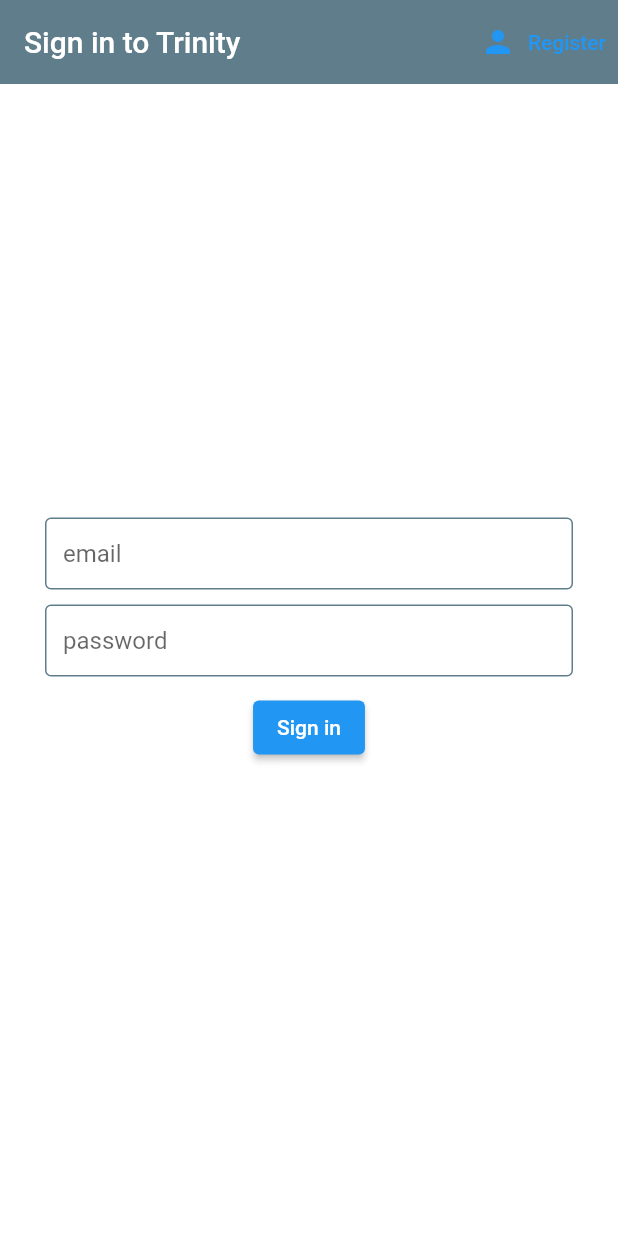
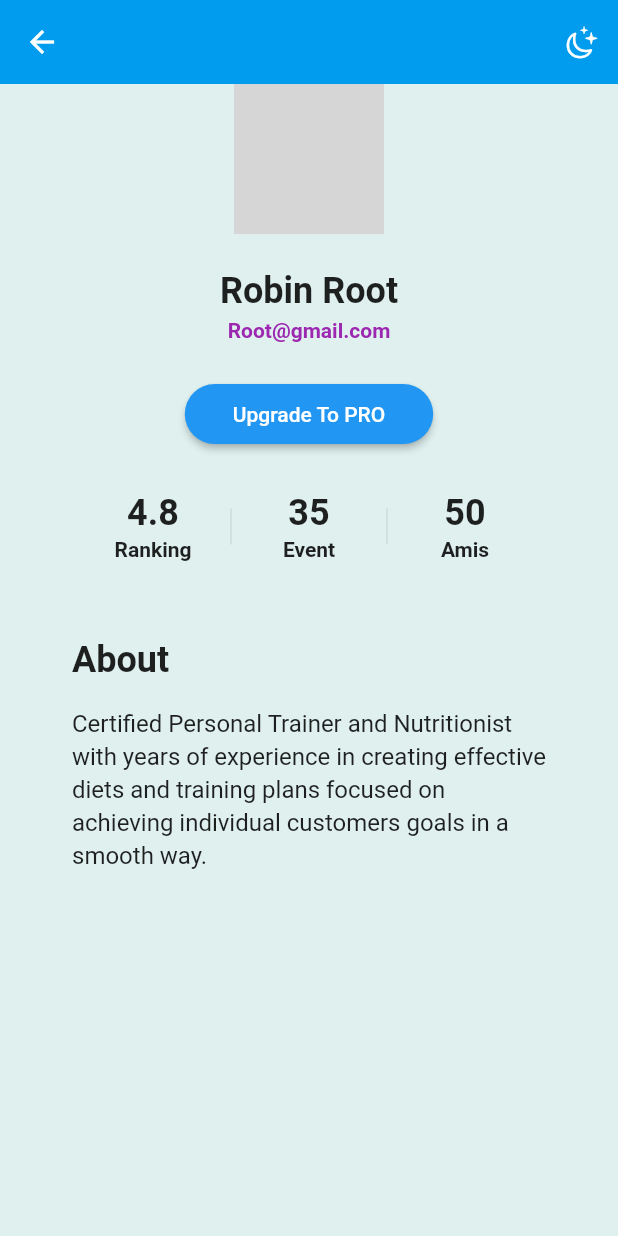
Before and after one commit to Kierha/flutterFirebaseTest, a Flutter app: the screen it shows after launch, on a phone screen of 412 x 824 dp. Run offline on Flutter 3.47's test engine with Material 2 defaults, Android fonts, the phone set to English and light mode, and no system bars; our stand-ins replace animated_theme_switcher, firebase_auth, firebase_core, flutter_spinkit; accounts and stored records are empty; network calls fail; statements that could not run were skipped; grey boxes are pictures that could not be loaded.

Commit message:
Edit progil and theme dark

```diff
--- a/lib/main.dart
+++ b/lib/main.dart
@@ -1,30 +1,42 @@
 import 'package:firebase_core/firebase_core.dart';
 import 'package:flutter/material.dart';
-import 'package:provider/provider.dart';
+
 import 'package:trinityauth/screens/authentificate/authentificate_screen.dart';
 import 'package:trinityauth/screens/splashscreen_wrapper.dart';
 import 'package:trinityauth/services/authentification.dart';
+import 'package:trinityauth/themes.dart';
+import 'package:trinityauth/utils/user_preferences.dart';
+import 'common/models/user.dart';
+import 'package:animated_theme_switcher/animated_theme_switcher.dart';
+import 'package:flutter/material.dart';
+import 'package:flutter/services.dart';
+import 'package:trinityauth/page/profile_page.dart';
 
-import 'common/models/user.dart';
+Future main() async {
+  WidgetsFlutterBinding.ensureInitialized();
+  await SystemChrome.setPreferredOrientations([
+    DeviceOrientation.portraitUp,
+    DeviceOrientation.portraitDown,
+  ]);
 
-void main() async {
-  WidgetsFlutterBinding.ensureInitialized();
-  await Firebase.initializeApp();
-  runApp(const MyApp());
+  runApp(MyApp());
 }
 
 class MyApp extends StatelessWidget {
-  const MyApp({Key? key}) : super(key: key);
+  static final String title = 'User Profile';
 
   @override
   Widget build(BuildContext context) {
-    return StreamProvider<AppUser?>.value(
-      value: AuthentificationService().user,
-      initialData: null,
-      child: MaterialApp(
-        home: const SplashScreenWrapper(),
-        theme: ThemeData(
-          primaryColorDark: Colors.black,
+    final user = UserPreferences.myUser;
+
+    return ThemeProvider(
+      initTheme: user.isDarkMode ? MyThemes.darkTheme : MyThemes.lightTheme,
+      child: Builder(
+        builder: (context) => MaterialApp(
+          debugShowCheckedModeBanner: false,
+          theme: ThemeProvider
+          title: title,
+          home: ProfilePage(),
         ),
       ),
     );
--- /dev/null
+++ b/lib/model/user.dart
@@ -0,0 +1,15 @@
+class User {
+  final String imagePath;
+  final String name;
+  final String email;
+  final String about;
+  final bool isDarkMode;
+
+  const User({
+    required this.imagePath,
+    required this.name,
+    required this.email,
+    required this.about,
+    required this.isDarkMode,
+  });
+}
--- /dev/null
+++ b/lib/page/profile_page.dart
@@ -0,0 +1,79 @@
+import 'package:flutter/cupertino.dart';
+import 'package:flutter/material.dart';
+import 'package:trinityauth/model/user.dart';
+import 'package:trinityauth/utils/user_preferences.dart';
+import 'package:trinityauth/widget/appbar_widget.dart';
+import 'package:trinityauth/widget/button_widget.dart';
+import 'package:trinityauth/widget/numbers_widget.dart';
+import 'package:trinityauth/widget/profile_widget.dart';
+
+class ProfilePage extends StatefulWidget {
+  @override
+  _ProfilePageState createState() => _ProfilePageState();
+}
+
+class _ProfilePageState extends State<ProfilePage> {
+  @override
+  Widget build(BuildContext context) {
+    final user = UserPreferences.myUser;
+
+    return Scaffold(
+      backgroundColor: Color.fromARGB(255, 223, 240, 239),
+      appBar: buildAppBar(context),
+      body: ListView(
+        physics: BouncingScrollPhysics(),
+        children: [
+          ProfileWidget(
+            imagePath: user.imagePath,
+            onClicked: () async {},
+          ),
+          const SizedBox(height: 24),
+          buildName(user),
+          const SizedBox(height: 24),
+          Center(child: buildUpgradeButton()),
+          const SizedBox(height: 24),
+          NumbersWidget(),
+          const SizedBox(height: 48),
+          buildAbout(user),
+        ],
+      ),
+    );
+  }
+
+  Widget buildName(User user) => Column(
+        children: [
+          Text(
+            user.name,
+            style: TextStyle(fontWeight: FontWeight.bold, fontSize: 24),
+          ),
+          const SizedBox(height: 4),
+          Text(
+            user.email,
+            style: TextStyle(color: Colors.purple, fontWeight: FontWeight.bold),
+          )
+        ],
+      );
+
+  Widget buildUpgradeButton() => ButtonWidget(
+        text: 'Upgrade To PRO',
+        onClicked: () {},
+      );
+
+  Widget buildAbout(User user) => Container(
+        padding: EdgeInsets.symmetric(horizontal: 48),
+        child: Column(
+          crossAxisAlignment: CrossAxisAlignment.start,
+          children: [
+            Text(
+              'About',
+              style: TextStyle(fontSize: 24, fontWeight: FontWeight.bold),
+            ),
+            const SizedBox(height: 16),
+            Text(
+              user.about,
+              style: TextStyle(fontSize: 16, height: 1.4),
+            ),
+          ],
+        ),
+      );
+}
--- /dev/null
+++ b/lib/themes.dart
@@ -0,0 +1,20 @@
+import 'package:flutter/material.dart';
+
+class MyThemes {
+  static final primary = Colors.blue;
+  static final primaryColor = Colors.blue.shade300;
+
+  static final darkTheme = ThemeData(
+    scaffoldBackgroundColor: Colors.grey.shade900,
+    primaryColorDark: primaryColor,
+    colorScheme: ColorScheme.dark(primary: primary),
+    dividerColor: Colors.white,
+  );
+
+  static final lightTheme = ThemeData(
+    scaffoldBackgroundColor: Colors.white,
+    primaryColor: primaryColor,
+    colorScheme: ColorScheme.light(primary: primary),
+    dividerColor: Colors.black,
+  );
+}
--- /dev/null
+++ b/lib/utils/user_preferences.dart
@@ -0,0 +1,13 @@
+import 'package:trinityauth/model/user.dart';
+
+class UserPreferences {
+  static const myUser = User(
+    imagePath:
+        'https://images.unsplash.com/photo-1633332755192-727a05c4013d?ixlib=rb-1.2.1&ixid=MnwxMjA3fDB8MHxwaG90by1wYWdlfHx8fGVufDB8fHx8&auto=format&fit=crop&w=580&q=80',
+    name: 'Robin Root',
+    email: 'Root@gmail.com',
+    about:
+        'Certified Personal Trainer and Nutritionist with years of experience in creating effective diets and training plans focused on achieving individual customers goals in a smooth way.',
+    isDarkMode: false,
+  );
+}
--- /dev/null
+++ b/lib/widget/appbar_widget.dart
@@ -0,0 +1,18 @@
+import 'package:flutter/cupertino.dart';
+import 'package:flutter/material.dart';
+
+AppBar buildAppBar(BuildContext context) {
+  const icon = CupertinoIcons.moon_stars;
+
+  return AppBar(
+    leading: const BackButton(),
+    backgroundColor: Color.fromARGB(255, 2, 156, 238),
+    elevation: 0,
+    actions: [
+      IconButton(
+        icon: const Icon(icon),
+        onPressed: () {},
+      ),
+    ],
+  );
+}
--- /dev/null
+++ b/lib/widget/button_widget.dart
@@ -0,0 +1,23 @@
+import 'package:flutter/material.dart';
+
+class ButtonWidget extends StatelessWidget {
+  final String text;
+  final VoidCallback onClicked;
+
+  const ButtonWidget({
+    Key? key,
+    required this.text,
+    required this.onClicked,
+  }) : super(key: key);
+
+  @override
+  Widget build(BuildContext context) => ElevatedButton(
+        style: ElevatedButton.styleFrom(
+          shape: const StadiumBorder(),
+          onPrimary: Colors.white,
+          padding: const EdgeInsets.symmetric(horizontal: 32, vertical: 12),
+        ),
+        child: Text(text),
+        onPressed: onClicked,
+      );
+}
--- /dev/null
+++ b/lib/widget/numbers_widget.dart
@@ -0,0 +1,41 @@
+import 'package:flutter/material.dart';
+
+class NumbersWidget extends StatelessWidget {
+  @override
+  Widget build(BuildContext context) => Row(
+        mainAxisAlignment: MainAxisAlignment.center,
+        children: <Widget>[
+          buildButton(context, '4.8', 'Ranking'),
+          buildDivider(),
+          buildButton(context, '35', 'Event'),
+          buildDivider(),
+          buildButton(context, '50', 'Amis'),
+        ],
+      );
+  Widget buildDivider() => Container(
+        height: 24,
+        child: VerticalDivider(),
+      );
+
+  Widget buildButton(BuildContext context, String value, String text) =>
+      MaterialButton(
+        padding: EdgeInsets.symmetric(vertical: 4),
+        onPressed: () {},
+        materialTapTargetSize: MaterialTapTargetSize.shrinkWrap,
+        child: Column(
+          mainAxisSize: MainAxisSize.min,
+          mainAxisAlignment: MainAxisAlignment.start,
+          children: <Widget>[
+            Text(
+              value,
+              style: const TextStyle(fontWeight: FontWeight.bold, fontSize: 24),
+            ),
+            const SizedBox(height: 2),
+            Text(
+              text,
+              style: const TextStyle(fontWeight: FontWeight.bold),
+            ),
+          ],
+        ),
+      );
+}
--- /dev/null
+++ b/lib/widget/profile_widget.dart
@@ -0,0 +1,77 @@
+import 'dart:io';
+
+import 'package:flutter/material.dart';
+
+class ProfileWidget extends StatelessWidget {
+  final String imagePath;
+  final VoidCallback onClicked;
+
+  const ProfileWidget({
+    Key? key,
+    required this.imagePath,
+    required this.onClicked,
+    bool? isEdit,
+  }) : super(key: key);
+
+  @override
+  Widget build(BuildContext context) {
+    final color = Theme.of(context).colorScheme.primary;
+
+    return Center(
+      child: Stack(
+        children: [
+          buildImage(),
+          Positioned(
+            bottom: 0,
+            right: 4,
+            child: buildEditIcon(color),
+          ),
+        ],
+      ),
+    );
+  }
+
+  Widget buildImage() {
+    final image = NetworkImage(imagePath);
+
+    return ClipOval(
+      child: Material(
+        color: Colors.white,
+        child: Ink.image(
+          image: image,
+          fit: BoxFit.cover,
+          width: 100,
+          height: 100,
+          child: InkWell(onTap: onClicked),
+        ),
+      ),
+    );
+  }
+
+  Widget buildEditIcon(Color color) => buildCircle(
+        color: Colors.white,
+        all: 3,
+        child: buildCircle(
+          color: color,
+          all: 8,
+          child: const Icon(
+            Icons.edit,
+            color: Colors.black,
+            size: 15,
+          ),
+        ),
+      );
+
+  Widget buildCircle({
+    required Widget child,
+    required double all,
+    required Color color,
+  }) =>
+      ClipOval(
+        child: Container(
+          padding: EdgeInsets.all(all),
+          color: color,
+          child: child,
+        ),
+      );
+}
--- a/pubspec.yaml
+++ b/pubspec.yaml
@@ -38,6 +38,9 @@
   cloud_firestore: ^3.1.11
   provider: ^6.0.2
   flutter_spinkit: ^5.1.0
+  animated_theme_switcher: ^2.0.6
+  theme_provider: ^0.5.0
+
 
 dev_dependencies:
   flutter_test:
```
Also changed, not shown: lib/page/edit_profile_page.dart (added, +59 -0 lines), lib/widget/textfield_widget.dart (added, +58 -0 lines), pubspec.lock, 1 other file.
